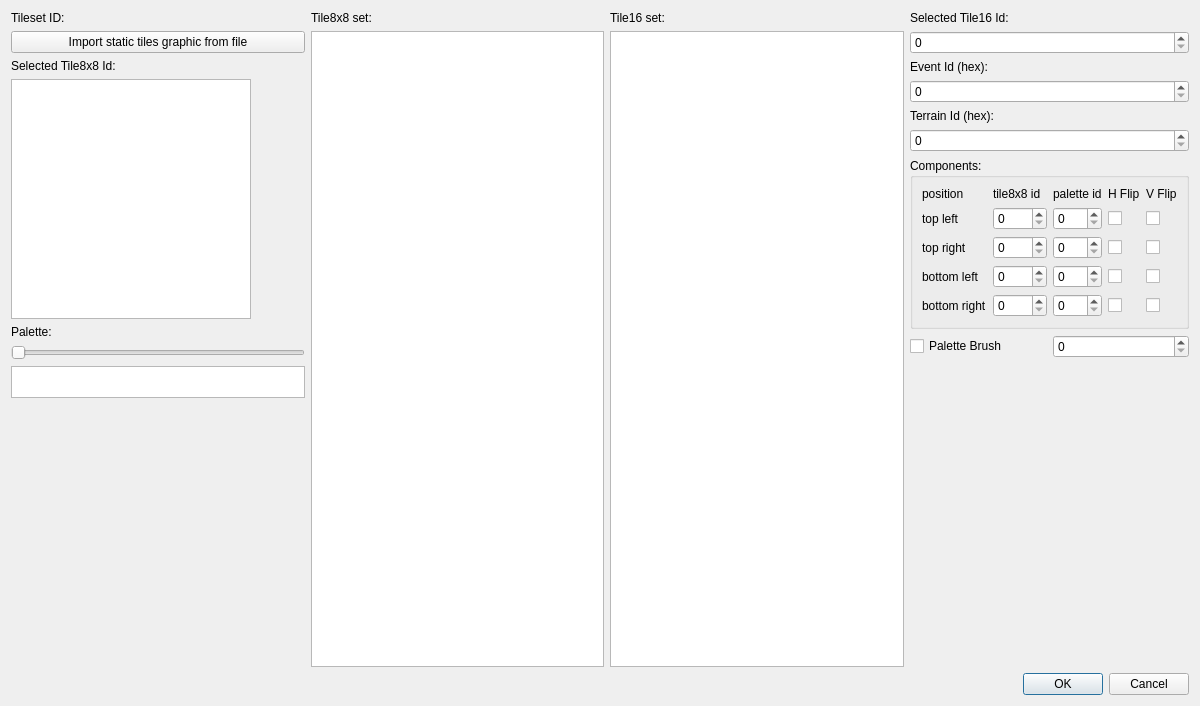
wario-land/WL4Editor, file Dialog/TilesetEditDialog.ui: the form before one commit.
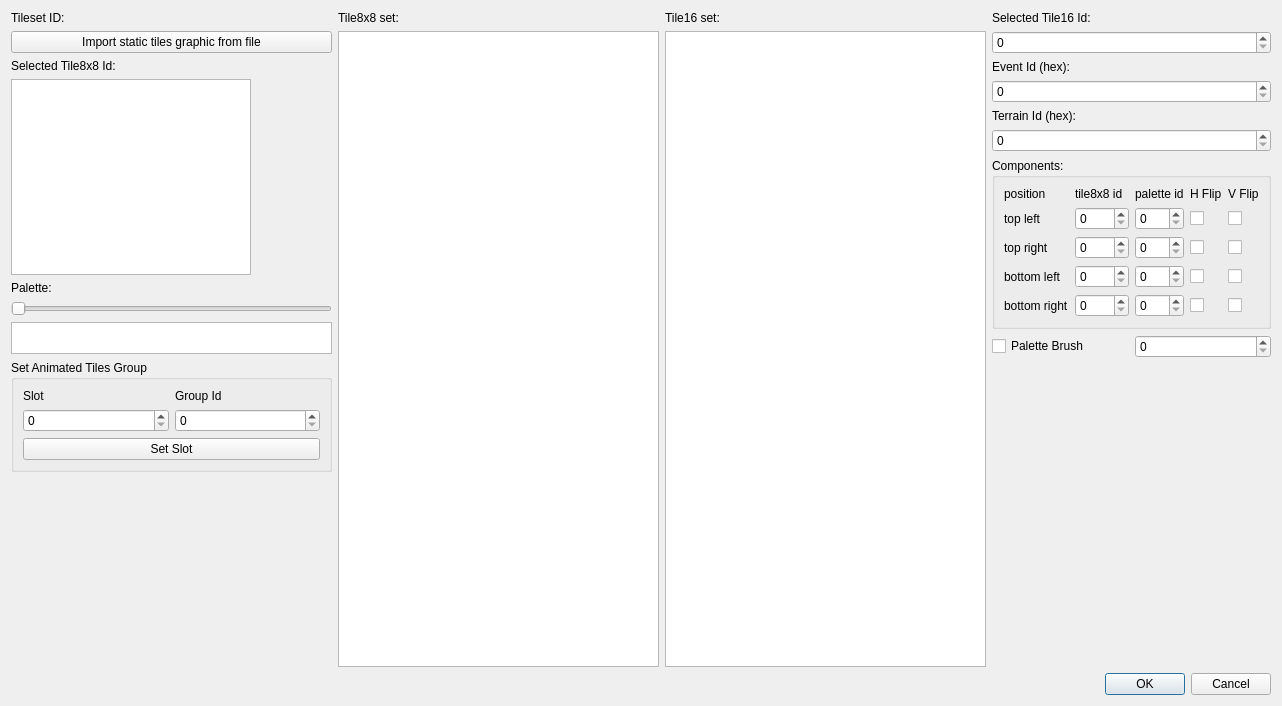
The form after the commit. Custom widgets are drawn as their Qt base class.

Commit message: Support editing animated tile gruop

```diff
--- a/Dialog/TilesetEditDialog.ui
+++ b/Dialog/TilesetEditDialog.ui
@@ -6,7 +6,7 @@
    <rect>
     <x>0</x>
     <y>0</y>
-    <width>1200</width>
+    <width>1282</width>
     <height>706</height>
    </rect>
   </property>
@@ -82,6 +82,66 @@
          </property>
         </widget>
        </item>
+       <item>
+        <widget class="QGroupBox" name="groupBox_AnimatedTileGroupSetter">
+         <property name="minimumSize">
+          <size>
+           <width>0</width>
+           <height>0</height>
+          </size>
+         </property>
+         <property name="title">
+          <string>Set Animated Tiles Group</string>
+         </property>
+         <layout class="QVBoxLayout" name="verticalLayout_6">
+          <item>
+           <layout class="QGridLayout" name="gridLayout_2">
+            <property name="topMargin">
+             <number>0</number>
+            </property>
+            <item row="0" column="0">
+             <widget class="QLabel" name="label_AnimatedTIleGroupSlot">
+              <property name="text">
+               <string>Slot</string>
+              </property>
+             </widget>
+            </item>
+            <item row="0" column="1">
+             <widget class="QLabel" name="label_AnimatedTileGroupId">
+              <property name="text">
+               <string>Group Id</string>
+              </property>
+             </widget>
+            </item>
+            <item row="1" column="0">
+             <widget class="QSpinBox" name="spinBox_AnimatedTileSlot">
+              <property name="maximum">
+               <number>15</number>
+              </property>
+             </widget>
+            </item>
+            <item row="1" column="1">
+             <widget class="QSpinBox" name="spinBox_AnimatedTileGroupId">
+              <property name="maximum">
+               <number>65535</number>
+              </property>
+              <property name="displayIntegerBase">
+               <number>16</number>
+              </property>
+             </widget>
+            </item>
+           </layout>
+          </item>
+          <item>
+           <widget class="QPushButton" name="pushButton_SetAnimatedTileSlot">
+            <property name="text">
+             <string>Set Slot</string>
+            </property>
+           </widget>
+          </item>
+         </layout>
+        </widget>
+       </item>
        <item>
         <spacer name="verticalSpacer">
          <property name="orientation">
```
The commit also changes 7 other files.
